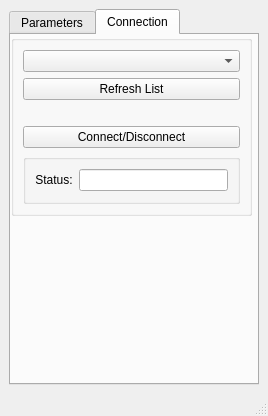
First picture: the form in mainwindow.ui, repository OskarCodes/SystolicHost, before the edit.
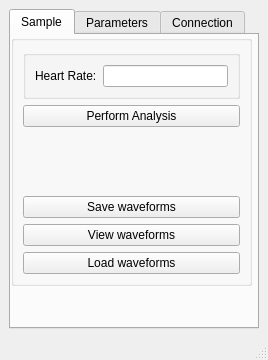
Second picture: the form after the edit.

Commit message: Added file loading, heart rate calculation in GUI, and more!

Patch:
```diff
--- a/mainwindow.ui
+++ b/mainwindow.ui
@@ -7,7 +7,7 @@
     <x>0</x>
     <y>0</y>
     <width>268</width>
-    <height>408</height>
+    <height>337</height>
    </rect>
   </property>
   <property name="sizePolicy">
@@ -36,8 +36,113 @@
        </size>
       </property>
       <property name="currentIndex">
-       <number>1</number>
+       <number>0</number>
       </property>
+      <widget class="QWidget" name="Sample">
+       <attribute name="title">
+        <string>Sample</string>
+       </attribute>
+       <widget class="QGroupBox" name="sampleBox">
+        <property name="geometry">
+         <rect>
+          <x>0</x>
+          <y>0</y>
+          <width>241</width>
+          <height>251</height>
+         </rect>
+        </property>
+        <property name="sizePolicy">
+         <sizepolicy hsizetype="Expanding" vsizetype="Expanding">
+          <horstretch>0</horstretch>
+          <verstretch>0</verstretch>
+         </sizepolicy>
+        </property>
+        <property name="maximumSize">
+         <size>
+          <width>10000</width>
+          <height>10000</height>
+         </size>
+        </property>
+        <property name="title">
+         <string/>
+        </property>
+        <property name="checkable">
+         <bool>false</bool>
+        </property>
+        <property name="checked">
+         <bool>false</bool>
+        </property>
+        <layout class="QGridLayout" name="gridLayout_4">
+         <item row="5" column="0">
+          <widget class="QPushButton" name="loadButton">
+           <property name="text">
+            <string>Load waveforms</string>
+           </property>
+          </widget>
+         </item>
+         <item row="3" column="0">
+          <widget class="QPushButton" name="saveButton">
+           <property name="text">
+            <string>Save waveforms</string>
+           </property>
+          </widget>
+         </item>
+         <item row="4" column="0">
+          <widget class="QPushButton" name="viewButton">
+           <property name="text">
+            <string>View waveforms</string>
+           </property>
+          </widget>
+         </item>
+         <item row="0" column="0">
+          <widget class="QGroupBox" name="groupBox_2">
+           <property name="title">
+            <string/>
+           </property>
+           <layout class="QGridLayout" name="gridLayout_5">
+            <item row="0" column="0">
+             <widget class="QLabel" name="heartratetext">
+              <property name="text">
+               <string>Heart Rate:</string>
+              </property>
+             </widget>
+            </item>
+            <item row="0" column="1">
+             <widget class="QLineEdit" name="heartrateLine">
+              <property name="text">
+               <string/>
+              </property>
+             </widget>
+            </item>
+           </layout>
+          </widget>
+         </item>
+         <item row="2" column="0">
+          <spacer name="verticalSpacer_2">
+           <property name="orientation">
+            <enum>Qt::Vertical</enum>
+           </property>
+           <property name="sizeType">
+            <enum>QSizePolicy::MinimumExpanding</enum>
+           </property>
+           <property name="sizeHint" stdset="0">
+            <size>
+             <width>20</width>
+             <height>32</height>
+            </size>
+           </property>
+          </spacer>
+         </item>
+         <item row="1" column="0">
+          <widget class="QPushButton" name="analysisButton">
+           <property name="text">
+            <string>Perform Analysis</string>
+           </property>
+          </widget>
+         </item>
+        </layout>
+       </widget>
+      </widget>
       <widget class="QWidget" name="Parameters">
        <attribute name="title">
         <string>Parameters</string>
@@ -122,36 +227,6 @@
           </property>
          </widget>
         </item>
-        <item>
-         <spacer name="verticalSpacer">
-          <property name="orientation">
-           <enum>Qt::Vertical</enum>
-          </property>
-          <property name="sizeType">
-           <enum>QSizePolicy::Maximum</enum>
-          </property>
-          <property name="sizeHint" stdset="0">
-           <size>
-            <width>20</width>
-            <height>10</height>
-           </size>
-          </property>
-         </spacer>
-        </item>
-        <item>
-         <widget class="QPushButton" name="viewButton">
-          <property name="text">
-           <string>View waveforms</string>
-          </property>
-         </widget>
-        </item>
-        <item>
-         <widget class="QPushButton" name="saveButton">
-          <property name="text">
-           <string>Save waveforms</string>
-          </property>
-         </widget>
-        </item>
        </layout>
       </widget>
       <widget class="QWidget" name="Connection">
@@ -182,14 +257,17 @@
           </widget>
          </item>
          <item>
-          <spacer name="horizontalSpacer">
+          <spacer name="verticalSpacer">
            <property name="orientation">
-            <enum>Qt::Horizontal</enum>
+            <enum>Qt::Vertical</enum>
+           </property>
+           <property name="sizeType">
+            <enum>QSizePolicy::Maximum</enum>
            </property>
            <property name="sizeHint" stdset="0">
             <size>
-             <width>40</width>
-             <height>20</height>
+             <width>20</width>
+             <height>15</height>
             </size>
            </property>
           </spacer>
```
The commit also changes 2 other files.
